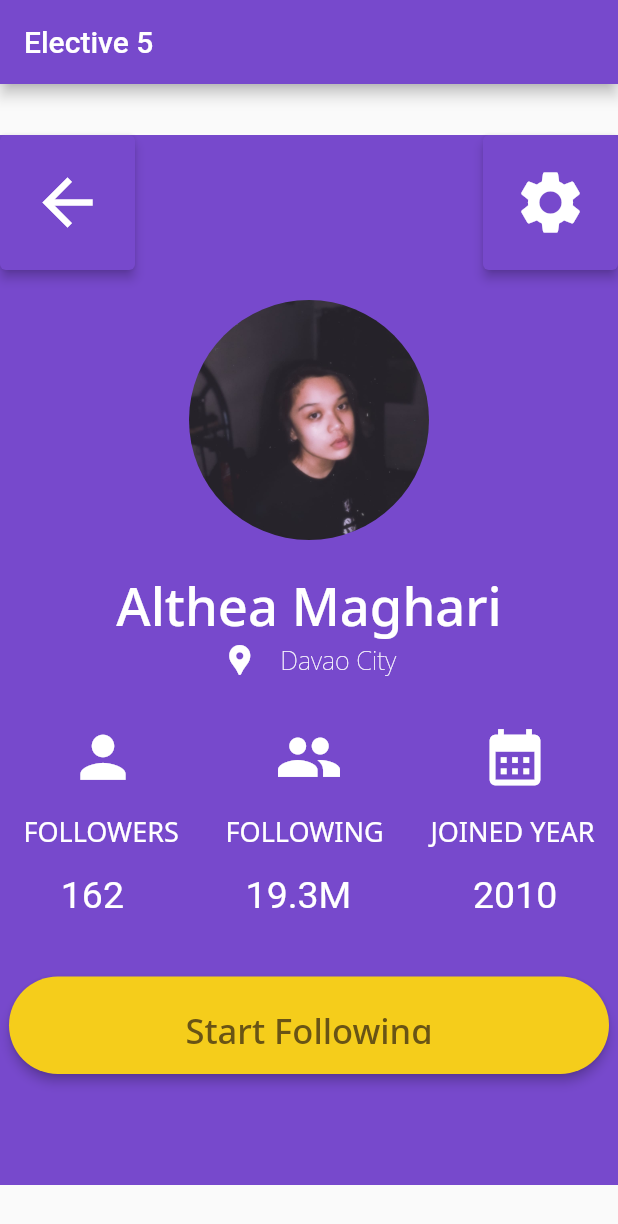
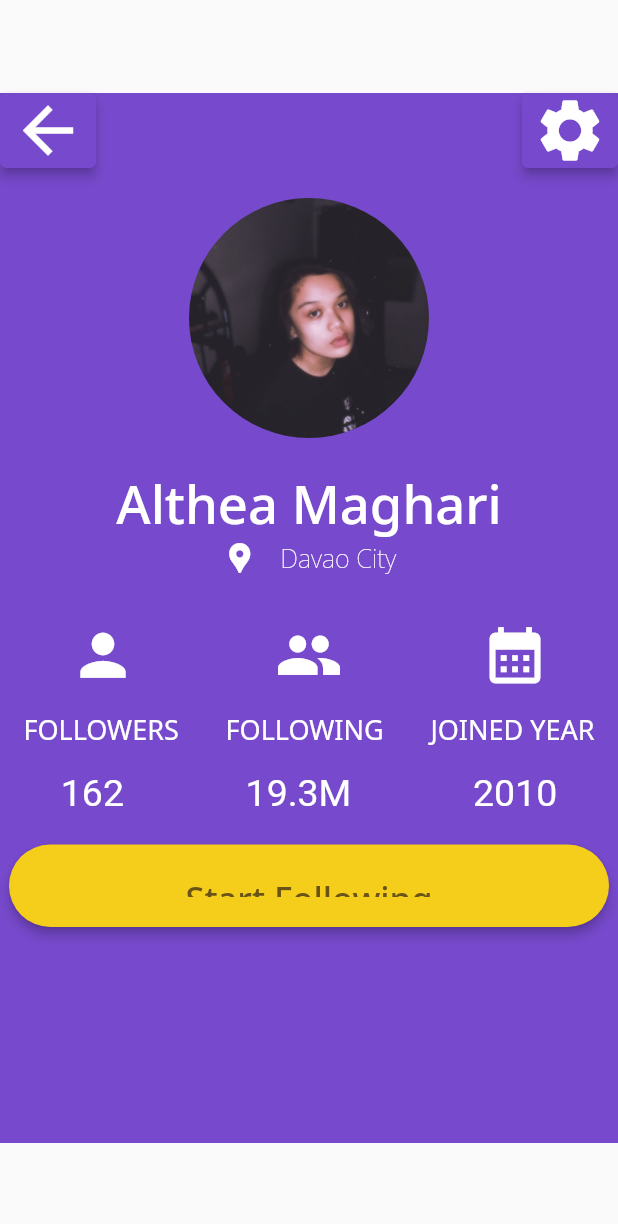
Before and after one commit to theamgri/itelective-5, a Flutter app: the screen it shows after launch, on a phone screen of 412 x 824 dp. Shown: the top 1224 px of the screen. Run offline on Flutter 3.47's test engine with Material 2 defaults, Android fonts, the phone set to English and light mode, and no system bars.

Commit message:
new changes

```diff
--- a/lib/main.dart
+++ b/lib/main.dart
@@ -54,6 +54,8 @@ class _MyHomePageState extends State<MyHomePage> {
 
   @override
   Widget build(BuildContext context) {
+    Size screenSize = MediaQuery.of(context).size;
+    Orientation orientation = MediaQuery.of(context).orientation;
     // This method is rerun every time setState is called, for instance as done
     // by the _incrementCounter method above.
     //
@@ -62,17 +64,17 @@ class _MyHomePageState extends State<MyHomePage> {
     // than having to individually change instances of widgets.
     return Scaffold(
       //backgroundColor: Color.fromARGB(255, 119, 73, 204),
-      appBar: AppBar(
-        backgroundColor: Color.fromARGB(255, 119, 73, 204),
-        // Here we take the value from the MyHomePage object that was created by
-        // the App.build method, and use it to set our appbar title.
-        title: const Text("Elective 5"),
-      ),
+      //appBar: AppBar(
+      //backgroundColor: Color.fromARGB(255, 119, 73, 204),
+      // Here we take the value from the MyHomePage object that was created by
+      // the App.build method, and use it to set our appbar title.
+      // title: const Text("Elective 5"),
+      //  ),
       body: Center(
         // Center is a layout widget. It takes a single child and positions it
         // in the middle of the parent.
         child: Container(
-          width: 600,
+          width: 500,
           height: 700,
           color: Color.fromARGB(255, 119, 73, 204),
           child: Column(
@@ -87,7 +89,7 @@ class _MyHomePageState extends State<MyHomePage> {
                         style: ElevatedButton.styleFrom(
                           primary: Color.fromARGB(255, 119, 73, 204),
                           elevation: 3,
-                          padding: EdgeInsets.all(20),
+                          padding: EdgeInsets.all(0),
                         ),
                         child: Icon(
                           Icons.arrow_back,
@@ -101,7 +103,7 @@ class _MyHomePageState extends State<MyHomePage> {
                         style: ElevatedButton.styleFrom(
                           primary: Color.fromARGB(255, 119, 73, 204),
                           elevation: 3,
-                          padding: EdgeInsets.all(20),
+                          padding: EdgeInsets.all(0),
                         ),
                         child: Icon(
                           Icons.settings,
@@ -238,10 +240,10 @@ class _MyHomePageState extends State<MyHomePage> {
                             ),
                           ]),
                     ]),
-                Padding(padding: EdgeInsets.all(20)),
+                Padding(padding: EdgeInsets.all(10)),
                 Container(
                   child: SizedBox(
-                    height: 65, //height of button
+                    height: 55, //height of button
                     width: 400,
                     child: ElevatedButton(
                         onPressed: () {},
```
